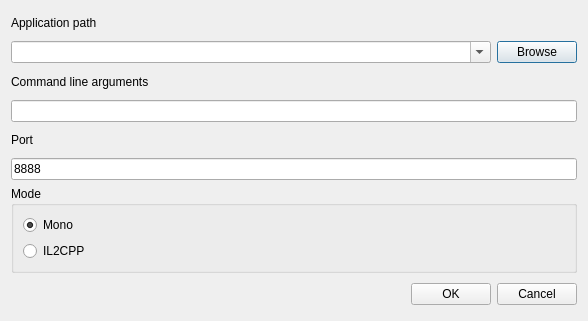
Old version of the form ui/src/rundialog.ui in the repository OwlcatGames/OwlcatMonoProfiler.
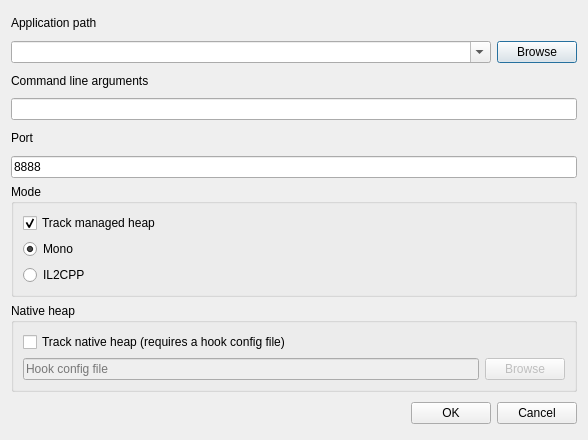
New version of the form.

Commit message: Native memory profiling support

The edit to the form file:
```diff
--- a/ui/src/rundialog.ui
+++ b/ui/src/rundialog.ui
@@ -7,7 +7,7 @@
     <x>0</x>
     <y>0</y>
     <width>588</width>
-    <height>321</height>
+    <height>440</height>
    </rect>
   </property>
   <property name="windowTitle">
@@ -87,6 +87,16 @@
       <bool>false</bool>
      </property>
      <layout class="QVBoxLayout" name="verticalLayout">
+      <item>
+       <widget class="QCheckBox" name="trackManaged">
+        <property name="text">
+         <string>Track managed heap</string>
+        </property>
+        <property name="checked">
+         <bool>true</bool>
+        </property>
+       </widget>
+      </item>
       <item>
        <widget class="QRadioButton" name="modeMono">
         <property name="text">
@@ -107,6 +117,46 @@
      </layout>
     </widget>
    </item>
+   <item>
+    <widget class="QGroupBox" name="nativeGroup">
+     <property name="title">
+      <string>Native heap</string>
+     </property>
+     <layout class="QVBoxLayout" name="nativeLayout">
+      <item>
+       <widget class="QCheckBox" name="trackNative">
+        <property name="text">
+         <string>Track native heap (requires a hook config file)</string>
+        </property>
+       </widget>
+      </item>
+      <item>
+       <layout class="QHBoxLayout" name="hookConfigLayout" stretch="3,0">
+        <item>
+         <widget class="QLineEdit" name="hookConfig">
+          <property name="enabled">
+           <bool>false</bool>
+          </property>
+          <property name="placeholderText">
+           <string>Hook config file</string>
+          </property>
+         </widget>
+        </item>
+        <item>
+         <widget class="QPushButton" name="browseHookConfig">
+          <property name="enabled">
+           <bool>false</bool>
+          </property>
+          <property name="text">
+           <string>Browse</string>
+          </property>
+         </widget>
+        </item>
+       </layout>
+      </item>
+     </layout>
+    </widget>
+   </item>
    <item>
     <layout class="QHBoxLayout">
      <property name="spacing">
```
Left out of the diff: 19 changed lines with no effect on the pictures. The commit also changes 21 other files.
